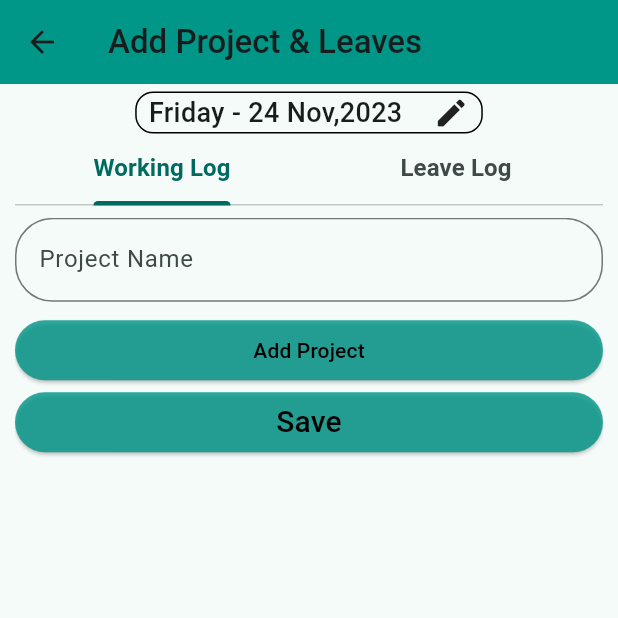
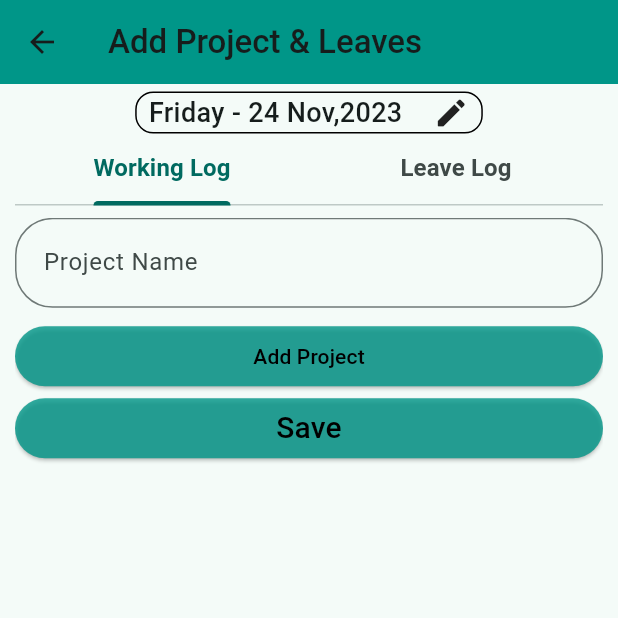
Before and after one commit to haris-cdu/TimeLeaveAndLogsApp, a Flutter app: the AddProjectForm screen opened directly, on a phone screen of 412 x 824 dp, the top half of it. Run offline on Flutter 3.47's test engine with Material 2 defaults, Android fonts, the light colour scheme and no system bars; our stand-ins replace animated_splash_screen, dio, fl_chart; network calls fail.

Commit message:
managed height of textformfield

```diff
--- a/lib/pages/add_project_form.dart
+++ b/lib/pages/add_project_form.dart
@@ -211,6 +211,8 @@ class AddProjectFormFormState extends State<AddProjectForm> {
                       decoration: InputDecoration(
                         labelText: 'Project Name',
                         fillColor: Colors.white,
+                        contentPadding: const EdgeInsets.symmetric(
+                            vertical: 18.0, horizontal: 15.0),
                         border: OutlineInputBorder(
                           borderRadius: BorderRadius.circular(25.0),
                           borderSide: const BorderSide(),
@@ -279,6 +281,8 @@ class AddProjectFormFormState extends State<AddProjectForm> {
                               borderRadius: BorderRadius.circular(25.0),
                               borderSide: const BorderSide(),
                             ),
+                            contentPadding: const EdgeInsets.symmetric(
+                                vertical: 18.0, horizontal: 15.0),
                           ),
                         ),
                         Row(
@@ -609,6 +613,8 @@ class AddProjectFormFormState extends State<AddProjectForm> {
                     borderRadius: BorderRadius.circular(25.0),
                     borderSide: const BorderSide(),
                   ),
+                  contentPadding: const EdgeInsets.symmetric(
+                      vertical: 18.0, horizontal: 15.0),
                 ),
               ),
               SizedBox(
```
Also changed, not shown: lib/pages/timesheet_page.dart (+9 -2 lines).
